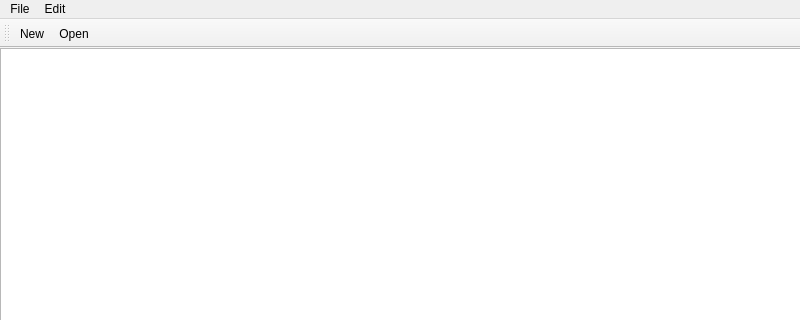
Old version of the form Notepad/mainwindow.ui in the repository retrotechie/rt-cpp-tryout; both pictures show x 0 to 800 and y 0 to 320 of the 800 by 604 pixel window.
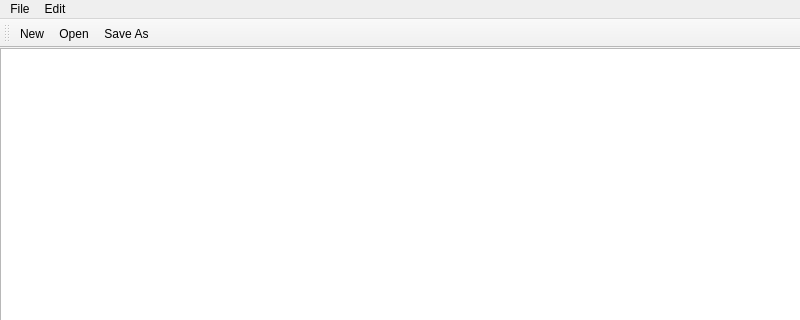
New version of the form. Icons and pictures are not drawn.

Commit message:
feat: perform `Save As` action
Issue #2

```diff
--- a/Notepad/mainwindow.ui
+++ b/Notepad/mainwindow.ui
@@ -75,6 +75,7 @@
    </attribute>
    <addaction name="actionNew"/>
    <addaction name="actionOpen"/>
+   <addaction name="actionSave_As"/>
   </widget>
   <action name="actionNew">
    <property name="icon">
```
Left out of the diff: 4 changed lines with no effect on the pictures. The commit also changes 2 other files.
